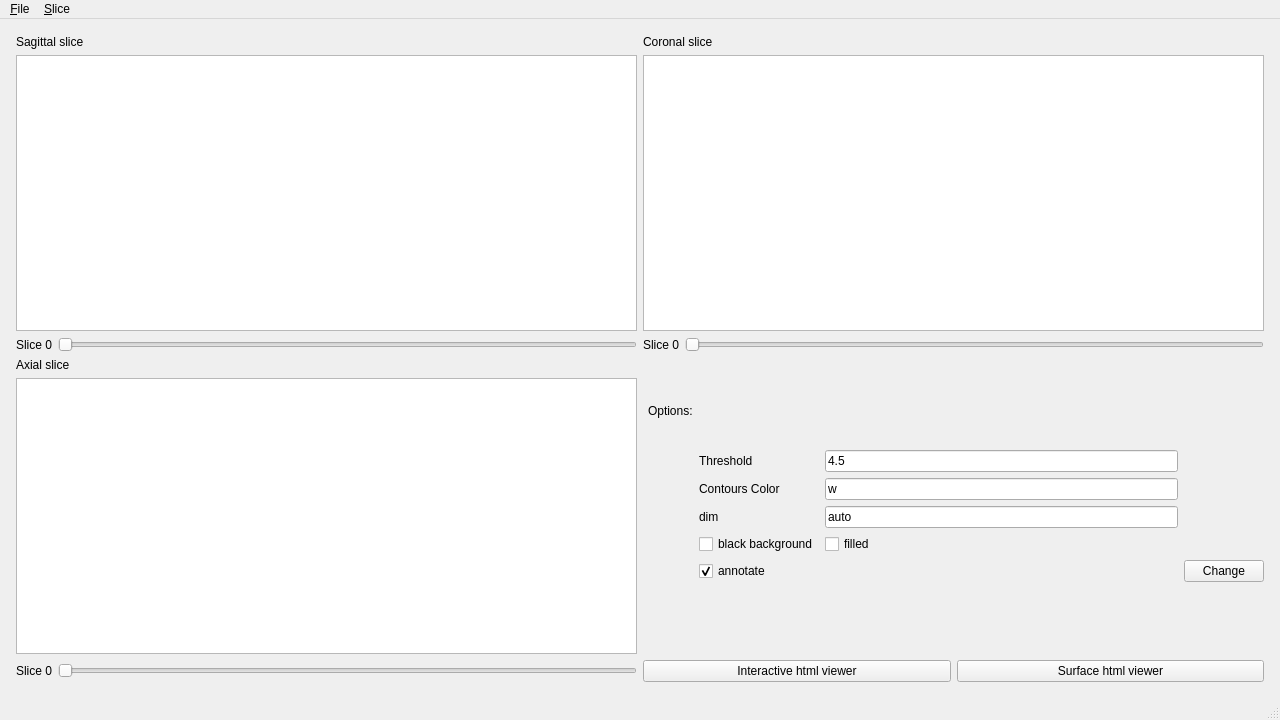
shylocks/riboseFilter, file src/mainwindow.ui: the form before one commit.
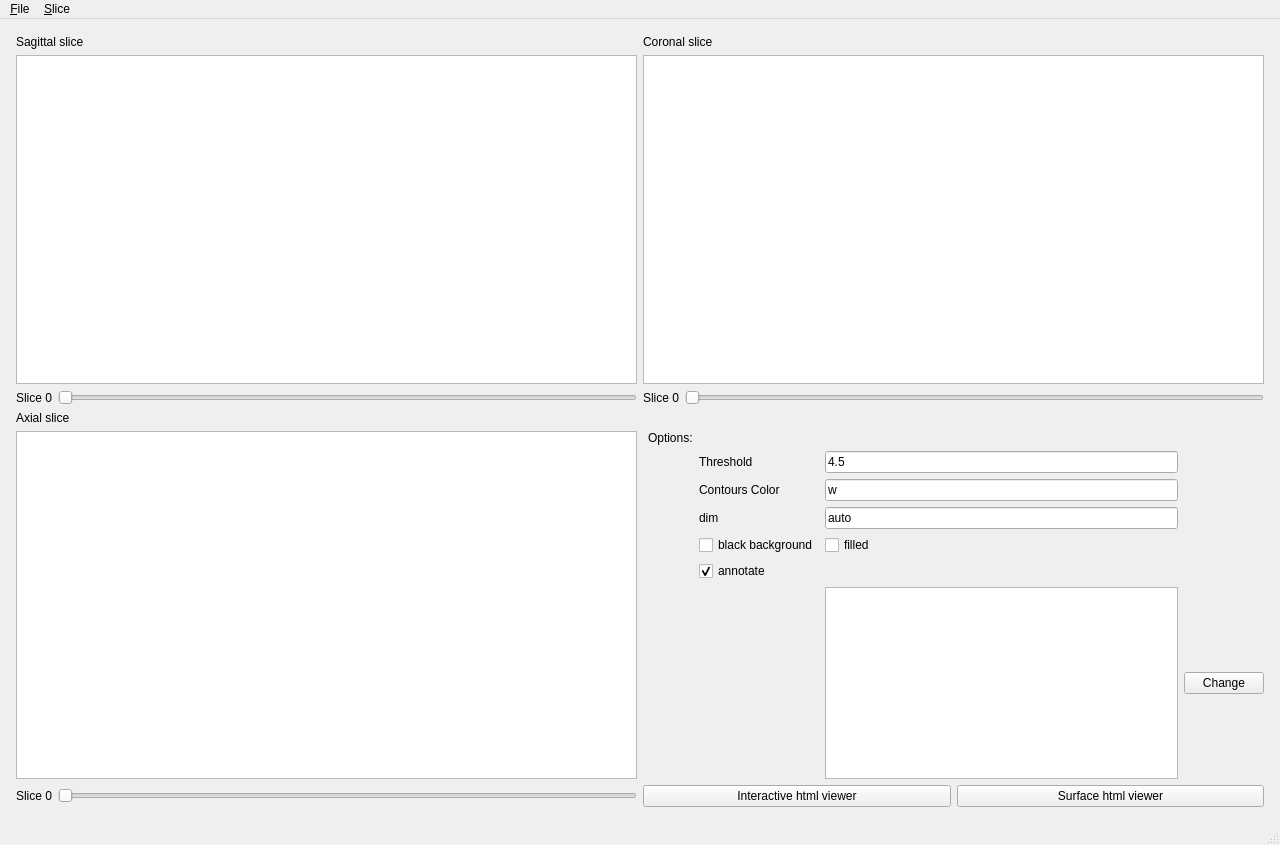
The form after the commit. Custom widgets are drawn as their Qt base class.

What changed in the file:
```diff
--- a/src/mainwindow.ui
+++ b/src/mainwindow.ui
@@ -7,7 +7,7 @@
     <x>0</x>
     <y>0</y>
     <width>1280</width>
-    <height>720</height>
+    <height>845</height>
    </rect>
   </property>
   <property name="windowTitle">
@@ -70,13 +70,6 @@
         </property>
        </widget>
       </item>
-      <item row="7" column="6">
-       <widget class="QPushButton" name="options_btn">
-        <property name="text">
-         <string>Change</string>
-        </property>
-       </widget>
-      </item>
       <item row="1" column="4">
        <widget class="QLabel" name="threshold_label">
         <property name="text">
@@ -119,6 +112,16 @@
         </property>
        </widget>
       </item>
+      <item row="9" column="5">
+       <widget class="QListWidget" name="bg_list"/>
+      </item>
+      <item row="9" column="6">
+       <widget class="QPushButton" name="options_btn">
+        <property name="text">
+         <string>Change</string>
+        </property>
+       </widget>
+      </item>
      </layout>
     </item>
     <item row="6" column="0">
```
